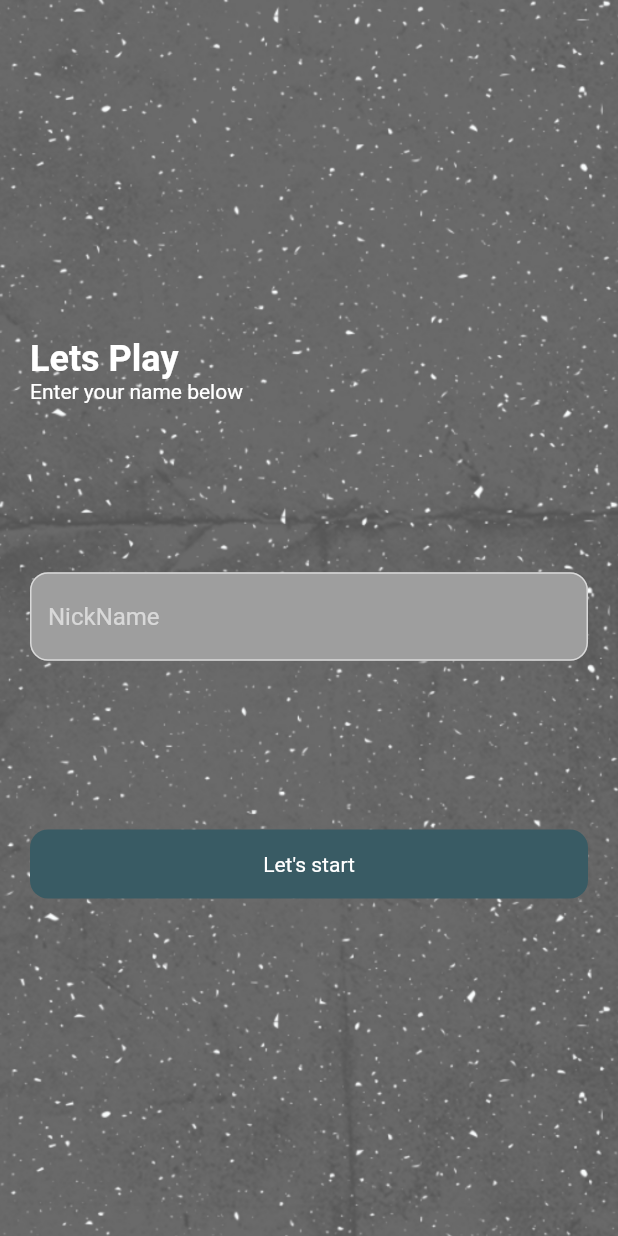
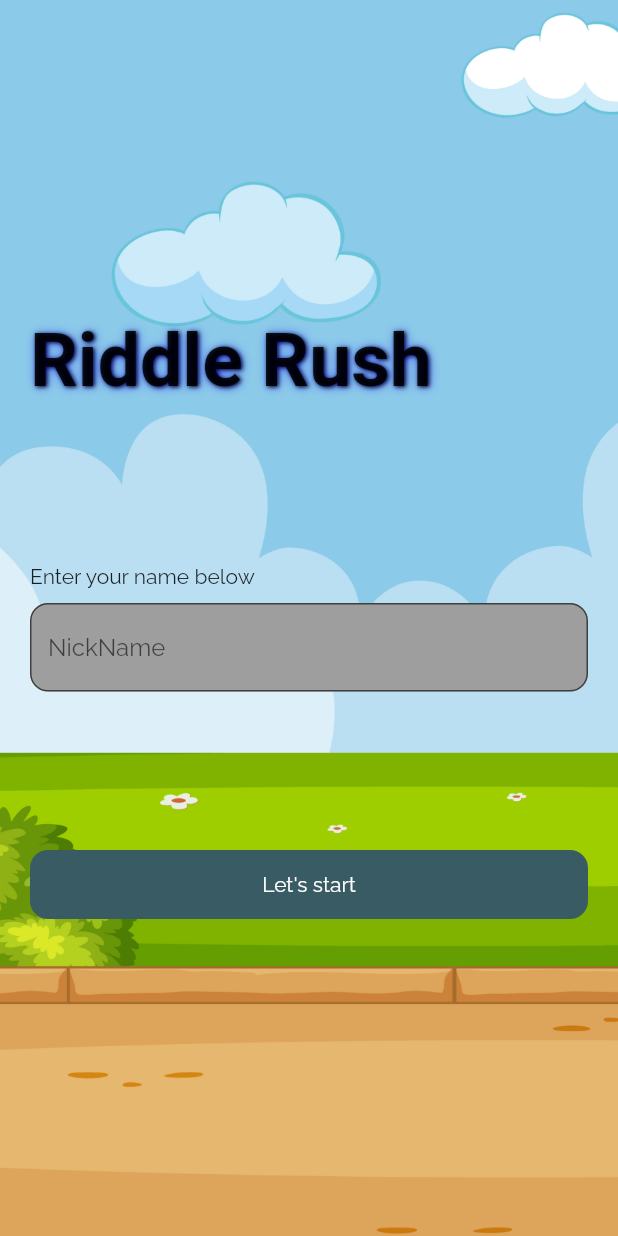
Before and after one commit to dumasrobert13/new_quiz_app, a Flutter app: the screen it shows after launch, on a phone screen of 412 x 824 dp. Run offline on Flutter 3.47's test engine with Material 2 defaults, Android fonts, the light colour scheme and no system bars; our stand-ins replace get, google_fonts.

Commit message:
change the UI

```diff
--- a/lib/main.dart
+++ b/lib/main.dart
@@ -16,7 +16,9 @@ class MyApp extends StatelessWidget {
     return GetMaterialApp(
       title: 'Quiz App',
       debugShowCheckedModeBanner: false,
-      theme: ThemeData.dark(),
+      theme: ThemeData(
+        fontFamily: 'Raleway',
+      ),
       home: WelcomeScreen(),
     );
   }
--- a/lib/screens/score/score_screen.dart
+++ b/lib/screens/score/score_screen.dart
@@ -2,6 +2,7 @@
 
 import 'package:flutter/material.dart';
 import 'package:get/get.dart';
+import 'package:google_fonts/google_fonts.dart';
 import 'package:new_quiz_app/controllers/question_controller.dart';
 import 'package:new_quiz_app/screens/welcome_screen.dart';
 
@@ -29,7 +30,7 @@ class ScoreScreen extends StatelessWidget {
               Spacer(),
               Text(
                 "Score",
-                style: TextStyle(
+                style: GoogleFonts.bungeeSpice(
                   fontWeight: FontWeight.bold,
                   fontSize: 40,
                 ),
--- a/lib/screens/welcome_screen.dart
+++ b/lib/screens/welcome_screen.dart
@@ -1,5 +1,5 @@
 // ignore_for_file: prefer_const_constructors
-
+import 'package:google_fonts/google_fonts.dart';
 import 'package:flutter/material.dart';
 import 'package:get/get.dart';
 import 'package:new_quiz_app/screens/quiz/quiz_screen.dart';
@@ -30,14 +30,27 @@ class WelcomeScreen extends StatelessWidget {
               children: [
                 Spacer(flex: 2),
                 Text(
-                  'Lets Play',
-                  style: TextStyle(
+                  'Riddle Rush',
+                  style: GoogleFonts.bungeeSpice(
+                    shadows: const <Shadow>[
+                      Shadow(
+                        offset: Offset(1.0, 1.0),
+                        blurRadius: 3.0,
+                        color: Color.fromARGB(255, 0, 0, 0),
+                      ),
+                      Shadow(
+                        offset: Offset(1.0, 1.0),
+                        blurRadius: 8.0,
+                        color: Color.fromARGB(125, 0, 0, 255),
+                      ),
+                    ],
                     fontWeight: FontWeight.bold,
-                    fontSize: 24,
+                    fontSize: 50,
                   ),
                 ),
+                Spacer(),
                 Text('Enter your name below'),
-                Spacer(),
+                SizedBox(height: 10),
                 TextField(
                   decoration: InputDecoration(
                     filled: true,
@@ -52,9 +65,9 @@ class WelcomeScreen extends StatelessWidget {
                 InkWell(
                   onTap: () {
                     Get.snackbar('Welcome', 'Enjoy the game',
-                        duration: Duration(seconds: 2),
+                        duration: Duration(seconds: 1),
                         snackPosition: SnackPosition.BOTTOM);
-                    Future.delayed(Duration(milliseconds: 2500), () {
+                    Future.delayed(Duration(milliseconds: 1500), () {
                       Get.to(() => QuizScreen());
                     });
                   },
@@ -66,7 +79,12 @@ class WelcomeScreen extends StatelessWidget {
                       color: Color(0xff395B64),
                       borderRadius: BorderRadius.all(Radius.circular(12)),
                     ),
-                    child: Text('Let\'s start'),
+                    child: Text(
+                      'Let\'s start',
+                      style: TextStyle(
+                        color: Colors.white,
+                      ),
+                    ),
                   ),
                 ),
                 Spacer(flex: 2),
```
Also changed, not shown: pubspec.yaml (+7 -6 lines), lib/assets/Raleway-Medium.ttf (added), lib/assets/bg.png, public/web/assets/lib/assets/Raleway-Medium.ttf (added), public/web/assets/lib/assets/bg.png, pubspec.lock, 10 other files.
